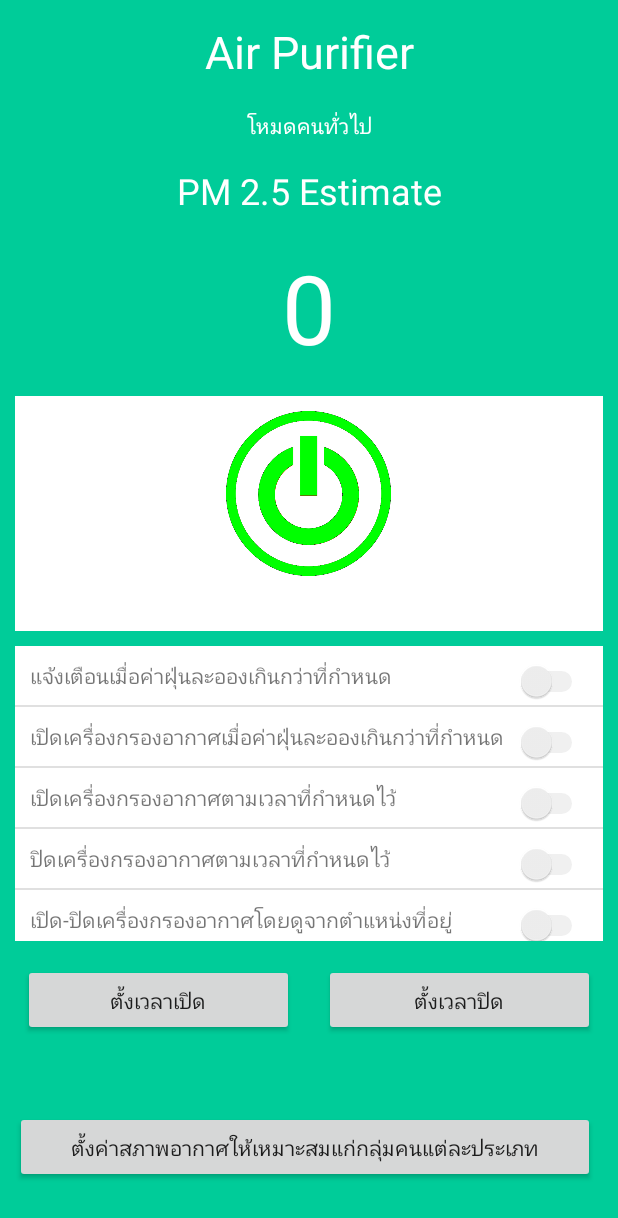
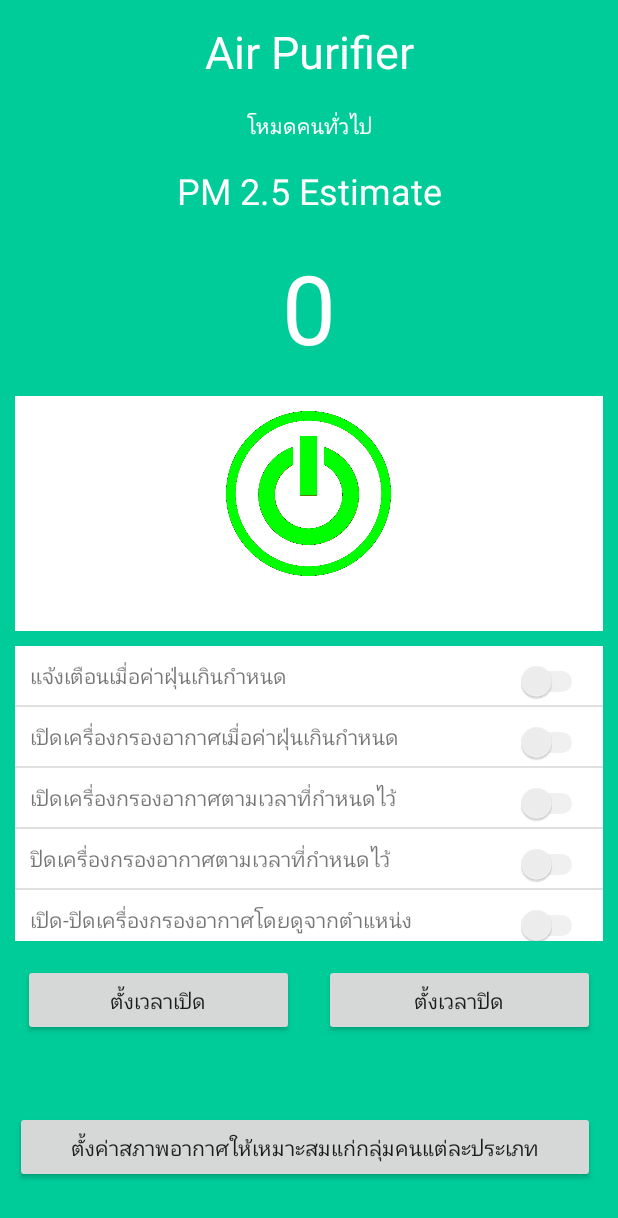
Before and after one commit to tanon11/Air-Control-System, an Android app: the screen it shows after launch (MainActivity), on a phone screen of 412 x 824 dp. Shown: the top 1218 px of the screen. Run offline under Robolectric (Android 15) with nearby library versions, the phone set to English and light mode, and no system bars; libraries missing offline, so code that uses them is left out: org.eclipse.paho; 11 statements that could not run were skipped.

Commit message:
แก้ไขตัวอักษรแสดงยาวเกินไป

```diff
--- a/app/src/main/java/com/example/aircontrol/Fragment/AirQualityFragment.java
+++ b/app/src/main/java/com/example/aircontrol/Fragment/AirQualityFragment.java
@@ -82,7 +82,7 @@ public class AirQualityFragment extends Fragment {
 
     public void onListViewSettingAirPurifier(View rootView, MqttHelper mqttHelper)
     {
-        String[] listName = { "แจ้งเตือนเมื่อค่าฝุ่นละอองเกินกว่าที่กำหนด", "เปิดเครื่องกรองอากาศเมื่อค่าฝุ่นละอองเกินกว่าที่กำหนด", "เปิดเครื่องกรองอากาศตามเวลาที่กำหนดไว้", "ปิดเครื่องกรองอากาศตามเวลาที่กำหนดไว้", "เปิด-ปิดเครื่องกรองอากาศโดยดูจากตำแหน่งที่อยู่"};
+        String[] listName = { "แจ้งเตือนเมื่อค่าฝุ่นเกินกำหนด", "เปิดเครื่องกรองอากาศเมื่อค่าฝุ่นเกินกำหนด", "เปิดเครื่องกรองอากาศตามเวลาที่กำหนดไว้", "ปิดเครื่องกรองอากาศตามเวลาที่กำหนดไว้", "เปิด-ปิดเครื่องกรองอากาศโดยดูจากตำแหน่ง"};
         String fragmentName = "AirQualityFragment";
         CustomAdapter adapter = new CustomAdapter(getActivity(), listName, fragmentName, mqttHelper);
         ListView listView = rootView.findViewById(R.id.listViewAirPurifier);
--- a/app/src/main/java/com/example/aircontrol/Fragment/TemperatureFragment.java
+++ b/app/src/main/java/com/example/aircontrol/Fragment/TemperatureFragment.java
@@ -78,7 +78,7 @@ public class TemperatureFragment extends Fragment {
 
     public void onListViewSettingAirConditioner(View rootView, MqttHelper mqttHelper)
     {
-        String[] listName = { "แจ้งเตือนเมื่อค่าอุณหภูมิและความชื้นเกินกว่าที่กำหนด", "เปิดเครื่องปรับอากาศเมื่อค่าอุณหภูมิเกินกว่าที่กำหนด", "เปิดเครื่องปรับอากาศตามเวลาที่กำหนดไว้", "ปิดเครื่องปรับอากาศตามเวลาที่กำหนดไว้", "เปิด-ปิดเครื่องปรับอากาศโดยดูจากตำแหน่งที่อยู่"};
+        String[] listName = { "แจ้งเตือนเมื่อค่าอุณหภูมิและความชื้นเกินกำหนด", "เปิดเครื่องปรับอากาศเมื่อค่าอุณหภูมิเกินกำหนด", "เปิดเครื่องปรับอากาศตามเวลาที่กำหนดไว้", "ปิดเครื่องปรับอากาศตามเวลาที่กำหนดไว้", "เปิด-ปิดเครื่องปรับอากาศโดยดูจากตำแหน่ง"};
         String fragmentName = "TemperatureFragment";
         CustomAdapter adapter = new CustomAdapter(getActivity(), listName, fragmentName, mqttHelper);
         ListView listView = rootView.findViewById(R.id.listViewAirConditioner);
```
